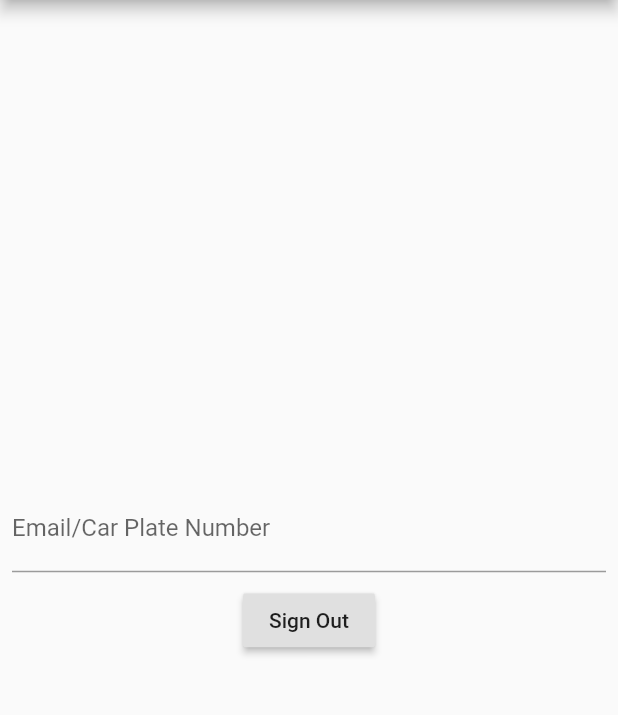
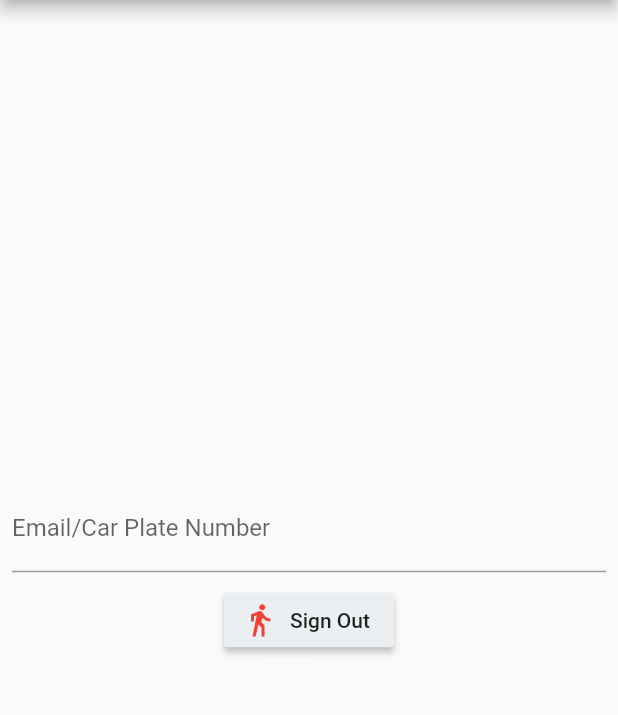
Before and after one commit to Gogetter/blog-posts, a Flutter app: the VisitorSignOut screen opened directly, on a phone screen of 412 x 824 dp, the part 84-799 px from its top. Run offline on Flutter 3.47's test engine with Material 2 defaults, Android fonts, the phone set to English and light mode, and no system bars; our stand-ins replace cloud_firestore, validators; accounts and stored records are empty.

Commit message:
updated logout function

```diff
--- a/flutter_with_cloud_firestore/lib/routes/visitor_logout.dart
+++ b/flutter_with_cloud_firestore/lib/routes/visitor_logout.dart
@@ -53,8 +53,10 @@ class VisitorSignOutState extends State<VisitorSignOut>{
                       // notice dart allows us to ignore or use 'new'
                       return new Padding(
                         padding: const EdgeInsets.all(8.0),
-                        child: RaisedButton(
-                          child: Text(Constants.signOut),
+                        child: RaisedButton.icon(
+                          icon: new Icon(Icons.directions_walk, color: Colors.red),
+                          label: Text(Constants.signOut),
+                          color: Colors.blueGrey[50],
                           onPressed: () {
                             if (_formKey.currentState.validate()) {
                               final Future<Map<String, dynamic>> visitorData = CloudFirestoreUtils.findVisitor(searchCtrl.text);
@@ -76,6 +78,7 @@ class VisitorSignOutState extends State<VisitorSignOut>{
                                           content: Text('${foundVisitor.visitorName} signed out successfully')
                                       )
                                   );
+                                  Navigator.pop(context);
                                 });
 
                               });
```
